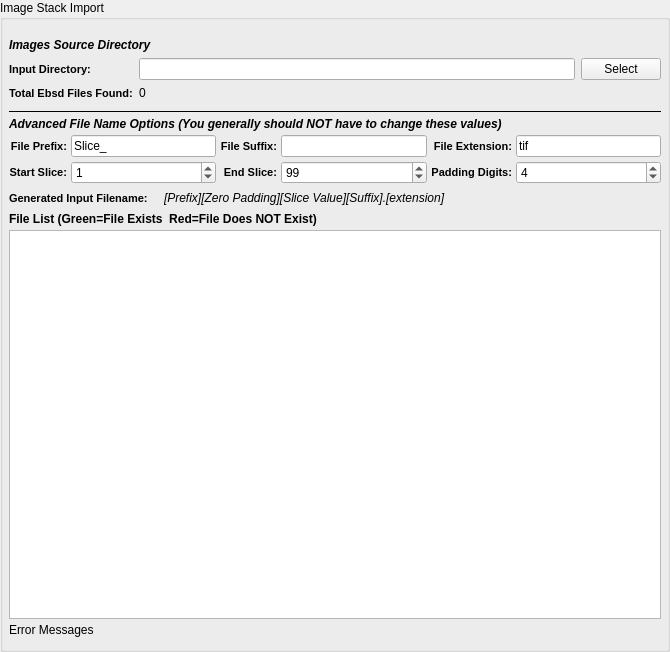
BlueQuartzSoftware/DREAM3D, file Source/Plugins/ImageImportPlugin/ImageImportPlugin/ImageImportFiltersWidgets/QImportImageStackWidget.ui: the form before one commit.
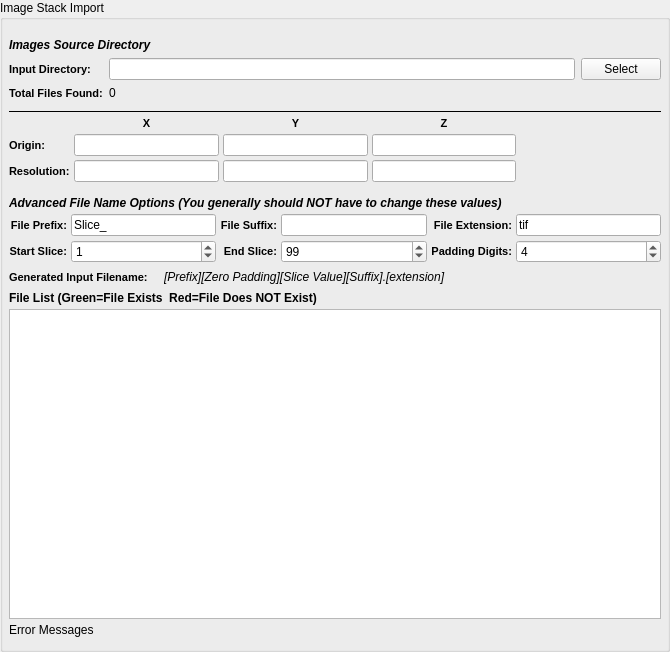
The form after the commit. Custom widgets are drawn as their Qt base class.

Commit message: Adding Resolution and Origin input parameters to the Image Import Widget and filter

```diff
--- a/Source/Plugins/ImageImportPlugin/ImageImportPlugin/ImageImportFiltersWidgets/QImportImageStackWidget.ui
+++ b/Source/Plugins/ImageImportPlugin/ImageImportPlugin/ImageImportFiltersWidgets/QImportImageStackWidget.ui
@@ -32,6 +32,307 @@
    <property name="spacing">
     <number>4</number>
    </property>
+   <item row="6" column="0">
+    <layout class="QGridLayout" name="gridLayout_20">
+     <item row="1" column="0">
+      <widget class="QLabel" name="label_50">
+       <property name="styleSheet">
+        <string notr="true">QLabel {
+font-weight: bold;
+font-size: 11px;
+}</string>
+       </property>
+       <property name="text">
+        <string>Start Slice:</string>
+       </property>
+       <property name="alignment">
+        <set>Qt::AlignRight|Qt::AlignTrailing|Qt::AlignVCenter</set>
+       </property>
+      </widget>
+     </item>
+     <item row="1" column="1">
+      <widget class="QSpinBox" name="m_ZStartIndex">
+       <property name="minimumSize">
+        <size>
+         <width>75</width>
+         <height>0</height>
+        </size>
+       </property>
+       <property name="toolTip">
+        <string>Which file index to start the import at.</string>
+       </property>
+       <property name="maximum">
+        <number>1000000</number>
+       </property>
+       <property name="value">
+        <number>1</number>
+       </property>
+      </widget>
+     </item>
+     <item row="1" column="2">
+      <widget class="QLabel" name="label_51">
+       <property name="styleSheet">
+        <string notr="true">QLabel {
+font-weight: bold;
+font-size: 11px;
+}</string>
+       </property>
+       <property name="text">
+        <string>End Slice:</string>
+       </property>
+       <property name="alignment">
+        <set>Qt::AlignRight|Qt::AlignTrailing|Qt::AlignVCenter</set>
+       </property>
+      </widget>
+     </item>
+     <item row="1" column="3">
+      <widget class="QSpinBox" name="m_ZEndIndex">
+       <property name="minimumSize">
+        <size>
+         <width>75</width>
+         <height>0</height>
+        </size>
+       </property>
+       <property name="toolTip">
+        <string>The file index to stop the import at. (Inclusive)</string>
+       </property>
+       <property name="maximum">
+        <number>1000000</number>
+       </property>
+       <property name="value">
+        <number>99</number>
+       </property>
+      </widget>
+     </item>
+     <item row="1" column="4">
+      <widget class="QLabel" name="label_21">
+       <property name="styleSheet">
+        <string notr="true">QLabel {
+font-weight: bold;
+font-size: 11px;
+}</string>
+       </property>
+       <property name="text">
+        <string>Padding Digits:</string>
+       </property>
+       <property name="alignment">
+        <set>Qt::AlignRight|Qt::AlignTrailing|Qt::AlignVCenter</set>
+       </property>
+      </widget>
+     </item>
+     <item row="1" column="5">
+      <widget class="QSpinBox" name="m_TotalDigits">
+       <property name="toolTip">
+        <string>The number of digits to allow for the slice index.</string>
+       </property>
+       <property name="value">
+        <number>4</number>
+       </property>
+      </widget>
+     </item>
+     <item row="0" column="0">
+      <widget class="QLabel" name="label_32">
+       <property name="styleSheet">
+        <string notr="true">QLabel {
+font-weight: bold;
+font-size: 11px;
+}</string>
+       </property>
+       <property name="text">
+        <string>File Prefix:</string>
+       </property>
+       <property name="alignment">
+        <set>Qt::AlignRight|Qt::AlignTrailing|Qt::AlignVCenter</set>
+       </property>
+      </widget>
+     </item>
+     <item row="0" column="1">
+      <widget class="QLineEdit" name="m_FilePrefix">
+       <property name="toolTip">
+        <string>The front part of the input file name</string>
+       </property>
+       <property name="text">
+        <string>Slice_</string>
+       </property>
+      </widget>
+     </item>
+     <item row="0" column="2">
+      <widget class="QLabel" name="label_13">
+       <property name="styleSheet">
+        <string notr="true">QLabel {
+font-weight: bold;
+font-size: 11px;
+}</string>
+       </property>
+       <property name="text">
+        <string>File Suffix:</string>
+       </property>
+       <property name="alignment">
+        <set>Qt::AlignRight|Qt::AlignTrailing|Qt::AlignVCenter</set>
+       </property>
+      </widget>
+     </item>
+     <item row="0" column="3">
+      <widget class="QLineEdit" name="m_FileSuffix">
+       <property name="toolTip">
+        <string>The part of the filename that comes AFTER the slice index</string>
+       </property>
+      </widget>
+     </item>
+     <item row="0" column="4">
+      <widget class="QLabel" name="label_56">
+       <property name="styleSheet">
+        <string notr="true">QLabel {
+font-weight: bold;
+font-size: 11px;
+}</string>
+       </property>
+       <property name="text">
+        <string>File Extension:</string>
+       </property>
+       <property name="alignment">
+        <set>Qt::AlignRight|Qt::AlignTrailing|Qt::AlignVCenter</set>
+       </property>
+      </widget>
+     </item>
+     <item row="0" column="5">
+      <widget class="QLineEdit" name="m_FileExt">
+       <property name="toolTip">
+        <string>The file extension of the input files</string>
+       </property>
+       <property name="text">
+        <string>tif</string>
+       </property>
+      </widget>
+     </item>
+    </layout>
+   </item>
+   <item row="5" column="0">
+    <widget class="QLabel" name="label_58">
+     <property name="styleSheet">
+      <string notr="true">QLabel 
+{
+	font-style: italic;font-weight: bold;
+font-size: 12px;
+}</string>
+     </property>
+     <property name="text">
+      <string>Advanced File Name Options (You generally should NOT have to change these values)</string>
+     </property>
+    </widget>
+   </item>
+   <item row="4" column="0">
+    <layout class="QGridLayout" name="gridLayout_2">
+     <property name="bottomMargin">
+      <number>10</number>
+     </property>
+     <item row="2" column="0">
+      <widget class="QLabel" name="label_2">
+       <property name="styleSheet">
+        <string notr="true">QLabel {
+font-weight: bold;
+font-size: 11px;
+}</string>
+       </property>
+       <property name="text">
+        <string>Resolution:</string>
+       </property>
+      </widget>
+     </item>
+     <item row="1" column="0">
+      <widget class="QLabel" name="label">
+       <property name="styleSheet">
+        <string notr="true">QLabel {
+font-weight: bold;
+font-size: 11px;
+}</string>
+       </property>
+       <property name="text">
+        <string>Origin:</string>
+       </property>
+      </widget>
+     </item>
+     <item row="2" column="3">
+      <widget class="QLineEdit" name="zRes"/>
+     </item>
+     <item row="1" column="2">
+      <widget class="QLineEdit" name="yOrigin"/>
+     </item>
+     <item row="1" column="3">
+      <widget class="QLineEdit" name="zOrigin"/>
+     </item>
+     <item row="2" column="2">
+      <widget class="QLineEdit" name="yRes"/>
+     </item>
+     <item row="2" column="1">
+      <widget class="QLineEdit" name="xRes"/>
+     </item>
+     <item row="1" column="1">
+      <widget class="QLineEdit" name="xOrigin"/>
+     </item>
+     <item row="0" column="1">
+      <widget class="QLabel" name="label_3">
+       <property name="styleSheet">
+        <string notr="true">QLabel {
+font-weight: bold;
+font-size: 11px;
+}</string>
+       </property>
+       <property name="text">
+        <string>X</string>
+       </property>
+       <property name="alignment">
+        <set>Qt::AlignCenter</set>
+       </property>
+      </widget>
+     </item>
+     <item row="0" column="2">
+      <widget class="QLabel" name="label_4">
+       <property name="styleSheet">
+        <string notr="true">QLabel {
+font-weight: bold;
+font-size: 11px;
+}</string>
+       </property>
+       <property name="text">
+        <string>Y</string>
+       </property>
+       <property name="alignment">
+        <set>Qt::AlignCenter</set>
+       </property>
+      </widget>
+     </item>
+     <item row="0" column="3">
+      <widget class="QLabel" name="label_6">
+       <property name="styleSheet">
+        <string notr="true">QLabel {
+font-weight: bold;
+font-size: 11px;
+}</string>
+       </property>
+       <property name="text">
+        <string>Z</string>
+       </property>
+       <property name="alignment">
+        <set>Qt::AlignCenter</set>
+       </property>
+      </widget>
+     </item>
+     <item row="0" column="4" rowspan="3">
+      <spacer name="horizontalSpacer">
+       <property name="orientation">
+        <enum>Qt::Horizontal</enum>
+       </property>
+       <property name="sizeHint" stdset="0">
+        <size>
+         <width>40</width>
+         <height>20</height>
+        </size>
+       </property>
+      </spacer>
+     </item>
+    </layout>
+   </item>
    <item row="3" column="0">
     <widget class="Line" name="line_9">
      <property name="frameShadow">
@@ -102,7 +403,7 @@
 }</string>
        </property>
        <property name="text">
-        <string>Total Ebsd Files Found:</string>
+        <string>Total Files Found:</string>
        </property>
       </widget>
      </item>
@@ -115,14 +416,14 @@
      </item>
     </layout>
    </item>
-   <item row="9" column="0">
+   <item row="10" column="0">
     <widget class="QLabel" name="m_ErrorMessage">
      <property name="text">
       <string>Error Messages</string>
      </property>
     </widget>
    </item>
-   <item row="8" column="0">
+   <item row="9" column="0">
     <widget class="QListWidget" name="m_FileListView">
      <property name="sizePolicy">
       <sizepolicy hsizetype="Expanding" vsizetype="MinimumExpanding">
@@ -135,7 +436,7 @@
      </property>
     </widget>
    </item>
-   <item row="7" column="0">
+   <item row="8" column="0">
     <widget class="QLabel" name="label_57">
      <property name="font">
       <font>
@@ -149,7 +450,7 @@
      </property>
     </widget>
    </item>
-   <item row="6" column="0">
+   <item row="7" column="0">
     <layout class="QHBoxLayout" name="_6">
      <item>
       <widget class="QLabel" name="label_17">
@@ -207,195 +508,6 @@
      </item>
     </layout>
    </item>
-   <item row="5" column="0">
-    <layout class="QGridLayout" name="gridLayout_20">
-     <item row="1" column="0">
-      <widget class="QLabel" name="label_50">
-       <property name="styleSheet">
-        <string notr="true">QLabel {
-font-weight: bold;
-font-size: 11px;
-}</string>
-       </property>
-       <property name="text">
-        <string>Start Slice:</string>
-       </property>
-       <property name="alignment">
-        <set>Qt::AlignRight|Qt::AlignTrailing|Qt::AlignVCenter</set>
-       </property>
-      </widget>
-     </item>
-     <item row="1" column="1">
-      <widget class="QSpinBox" name="m_ZStartIndex">
-       <property name="minimumSize">
-        <size>
-         <width>75</width>
-         <height>0</height>
-        </size>
-       </property>
-       <property name="toolTip">
-        <string>Which file index to start the import at.</string>
-       </property>
-       <property name="maximum">
-        <number>1000000</number>
-       </property>
-       <property name="value">
-        <number>1</number>
-       </property>
-      </widget>
-     </item>
-     <item row="1" column="2">
-      <widget class="QLabel" name="label_51">
-       <property name="styleSheet">
-        <string notr="true">QLabel {
-font-weight: bold;
-font-size: 11px;
-}</string>
-       </property>
-       <property name="text">
-        <string>End Slice:</string>
-       </property>
-       <property name="alignment">
-        <set>Qt::AlignRight|Qt::AlignTrailing|Qt::AlignVCenter</set>
-       </property>
-      </widget>
-     </item>
-     <item row="1" column="3">
-      <widget class="QSpinBox" name="m_ZEndIndex">
-       <property name="minimumSize">
-        <size>
-         <width>75</width>
-         <height>0</height>
-        </size>
-       </property>
-       <property name="toolTip">
-        <string>The file index to stop the import at. (Inclusive)</string>
-       </property>
-       <property name="maximum">
-        <number>1000000</number>
-       </property>
-       <property name="value">
-        <number>99</number>
-       </property>
-      </widget>
-     </item>
-     <item row="1" column="4">
-      <widget class="QLabel" name="label_21">
-       <property name="styleSheet">
-        <string notr="true">QLabel {
-font-weight: bold;
-font-size: 11px;
-}</string>
-       </property>
-       <property name="text">
-        <string>Padding Digits:</string>
-       </property>
-       <property name="alignment">
-        <set>Qt::AlignRight|Qt::AlignTrailing|Qt::AlignVCenter</set>
-       </property>
-      </widget>
-     </item>
-     <item row="1" column="5">
-      <widget class="QSpinBox" name="m_TotalDigits">
-       <property name="toolTip">
-        <string>The number of digits to allow for the slice index.</string>
-       </property>
-       <property name="value">
-        <number>4</number>
-       </property>
-      </widget>
-     </item>
-     <item row="0" column="0">
-      <widget class="QLabel" name="label_32">
-       <property name="styleSheet">
-        <string notr="true">QLabel {
-font-weight: bold;
-font-size: 11px;
-}</string>
-       </property>
-       <property name="text">
-        <string>File Prefix:</string>
-       </property>
-       <property name="alignment">
-        <set>Qt::AlignRight|Qt::AlignTrailing|Qt::AlignVCenter</set>
-       </property>
-      </widget>
-     </item>
-     <item row="0" column="1">
-      <widget class="QLineEdit" name="m_FilePrefix">
-       <property name="toolTip">
-        <string>The front part of the input file name</string>
-       </property>
-       <property name="text">
-        <string>Slice_</string>
-       </property>
-      </widget>
-     </item>
-     <item row="0" column="2">
-      <widget class="QLabel" name="label_13">
-       <property name="styleSheet">
-        <string notr="true">QLabel {
-font-weight: bold;
-font-size: 11px;
-}</string>
-       </property>
-       <property name="text">
-        <string>File Suffix:</string>
-       </property>
-       <property name="alignment">
-        <set>Qt::AlignRight|Qt::AlignTrailing|Qt::AlignVCenter</set>
-       </property>
-      </widget>
-     </item>
-     <item row="0" column="3">
-      <widget class="QLineEdit" name="m_FileSuffix">
-       <property name="toolTip">
-        <string>The part of the filename that comes AFTER the slice index</string>
-       </property>
-      </widget>
-     </item>
-     <item row="0" column="4">
-      <widget class="QLabel" name="label_56">
-       <property name="styleSheet">
-        <string notr="true">QLabel {
-font-weight: bold;
-font-size: 11px;
-}</string>
-       </property>
-       <property name="text">
-        <string>File Extension:</string>
-       </property>
-       <property name="alignment">
-        <set>Qt::AlignRight|Qt::AlignTrailing|Qt::AlignVCenter</set>
-       </property>
-      </widget>
-     </item>
-     <item row="0" column="5">
-      <widget class="QLineEdit" name="m_FileExt">
-       <property name="toolTip">
-        <string>The file extension of the input files</string>
-       </property>
-       <property name="text">
-        <string>tif</string>
-       </property>
-      </widget>
-     </item>
-    </layout>
-   </item>
-   <item row="4" column="0">
-    <widget class="QLabel" name="label_58">
-     <property name="styleSheet">
-      <string notr="true">QLabel 
-{
-	font-style: italic;font-weight: bold;
-font-size: 12px;
-}</string>
-     </property>
-     <property name="text">
-      <string>Advanced File Name Options (You generally should NOT have to change these values)</string>
-     </property>
-    </widget>
-   </item>
   </layout>
  </widget>
  <customwidgets>
```
The commit also changes 3 other files.
